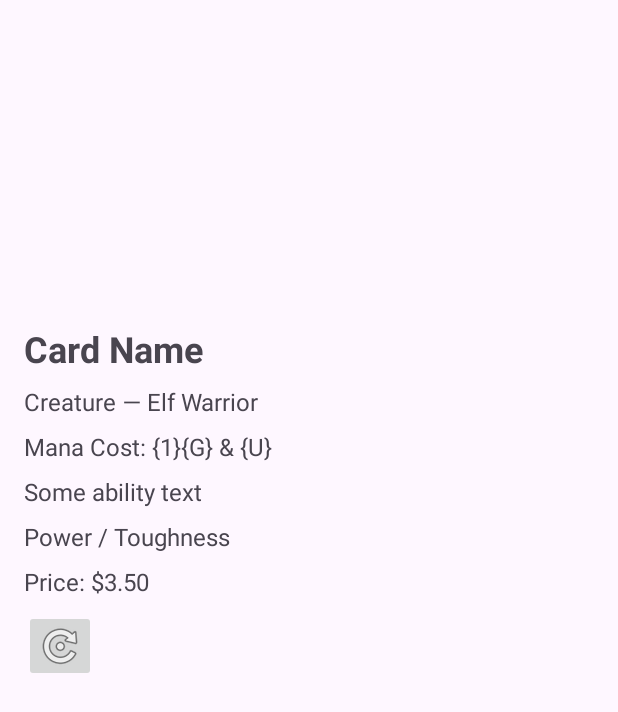
After one commit to Missy-Brace/MTGScan_Java, an Android app: the CardDetailActivity screen opened directly, with no data from a screen before it, on a phone screen of 412 x 824 dp. The commit adds this screen. Shown: the top 712 px of the screen. Run offline under Robolectric (Android 15) with nearby library versions, the phone set to English and light mode, and no system bars; pictures from the network do not load; 1 statement that could not run was skipped.

```diff
--- a/app/build.gradle.kts
+++ b/app/build.gradle.kts
@@ -46,6 +46,8 @@ dependencies {
     implementation("com.squareup.retrofit2:retrofit:2.9.0")
     implementation("com.squareup.retrofit2:converter-gson:2.9.0")
     implementation("com.squareup.okhttp3:logging-interceptor:5.0.0-alpha.3")
+    implementation ("com.github.bumptech.glide:glide:4.16.0")
+    annotationProcessor ("com.github.bumptech.glide:compiler:4.16.0")
 
     implementation(libs.appcompat)
     implementation(libs.material)
--- /dev/null
+++ b/app/src/main/java/com/example/mtg_java/CardDetailActivity.java
@@ -0,0 +1,137 @@
+package com.example.mtg_java;
+
+import android.os.Bundle;
+import android.view.View;
+import android.widget.ImageButton;
+import android.widget.ImageView;
+import android.widget.ProgressBar;
+import android.widget.TextView;
+
+import androidx.appcompat.app.AppCompatActivity;
+
+import com.bumptech.glide.Glide;
+import com.example.mtg_java.api.ApiService;
+import com.example.mtg_java.model.Card;
+import com.example.mtg_java.model.CardFace;
+import com.example.mtg_java.api.ApiClient;
+
+import retrofit2.Call;
+import retrofit2.Callback;
+import retrofit2.Response;
+
+public class CardDetailActivity extends AppCompatActivity {
+
+    ImageView imgCard;
+    TextView txtName, txtType, txtMana, txtText, txtStats, txtPrice;
+    ProgressBar progress;
+    ImageButton btnFlip;
+
+    Card card;
+    int faceIndex = 0;
+
+    @Override
+    protected void onCreate(Bundle savedInstanceState) {
+        super.onCreate(savedInstanceState);
+        setContentView(R.layout.activity_card_detail);
+        if (getSupportActionBar() != null) {
+            getSupportActionBar().setDisplayHomeAsUpEnabled(true);
+            getSupportActionBar().setTitle(""); // Optional: remove title
+        }
+
+        imgCard = findViewById(R.id.imgCard);
+        txtName = findViewById(R.id.txtName);
+        txtType = findViewById(R.id.txtType);
+        txtMana = findViewById(R.id.txtMana);
+        txtText = findViewById(R.id.txtText);
+        txtStats = findViewById(R.id.txtStats);
+        txtPrice = findViewById(R.id.txtPrice);
+        progress = findViewById(R.id.progress);
+        btnFlip = findViewById(R.id.btnFlip);
+
+        String cardId = getIntent().getStringExtra("CARD_ID");
+
+        if (cardId == null) {
+            finish(); // close activity safely if no ID
+            return;
+        }
+
+        loadCard(cardId);
+
+        btnFlip.setOnClickListener(v -> flipCard());
+    }
+
+    private void loadCard(String id) {
+        progress.setVisibility(View.VISIBLE);
+
+        ApiService apiService = ApiClient.getClient().create(ApiService.class);
+
+        apiService.getCardDetail(id).enqueue(new Callback<Card>() {
+            @Override
+            public void onResponse(Call<Card> call, Response<Card> response) {
+                progress.setVisibility(View.GONE);
+                if (response.isSuccessful() && response.body() != null) {
+                    card = response.body();
+                    showCard();
+                }
+            }
+
+            @Override
+            public void onFailure(Call<Card> call, Throwable t) {
+                progress.setVisibility(View.GONE);
+                t.printStackTrace();
+            }
+        });
+    }
+
+    private void showCard() {
+        // Safe null checks for every field
+        txtName.setText(card.getName() != null ? card.getName() : "-");
+        txtType.setText(card.getType() != null ? card.getType() : "-");
+        txtMana.setText(card.getManaCost() != null ? card.getManaCost() : "-");
+        txtText.setText(card.getText() != null ? card.getText() : "-");
+
+        String stats = "";
+        if (card.getPower() != null && card.getToughness() != null) {
+            stats = card.getPower() + " / " + card.getToughness();
+        }
+        txtStats.setText(stats.isEmpty() ? "-" : stats);
+
+        if (card.getCurrentPrice() != null && card.getCurrentPrice().getUsd() != null) {
+            txtPrice.setText("$" + card.getCurrentPrice().getUsd());
+        } else {
+            txtPrice.setText("-");
+        }
+
+        if (card.getImageUrl() != null && !card.getImageUrl().isEmpty()) {
+            Glide.with(this)
+                    .load(card.getImageUrl())
+                    .into(imgCard);
+        }
+
+        btnFlip.setVisibility(card.getFaces() != null && card.getFaces().size() == 2 ? View.VISIBLE : View.GONE);
+    }
+
+    private void flipCard() {
+        if (card.getFaces() == null || card.getFaces().size() != 2) return;
+
+        faceIndex = faceIndex == 0 ? 1 : 0;
+        CardFace face = card.getFaces().get(faceIndex);
+
+        txtName.setText(face.getName() != null ? face.getName() : "-");
+        txtType.setText(face.getType() != null ? face.getType() : "-");
+        txtMana.setText(face.getManaCost() != null ? face.getManaCost() : "-");
+        txtText.setText(face.getText() != null ? face.getText() : "-");
+
+        String stats = "";
+        if (face.getPower() != null && face.getToughness() != null) {
+            stats = face.getPower() + " / " + face.getToughness();
+        }
+        txtStats.setText(stats.isEmpty() ? "-" : stats);
+
+        if (face.getImageUrl() != null && !face.getImageUrl().isEmpty()) {
+            Glide.with(this)
+                    .load(face.getImageUrl())
+                    .into(imgCard);
+        }
+    }
+}
--- a/app/src/main/java/com/example/mtg_java/api/ApiClient.java
+++ b/app/src/main/java/com/example/mtg_java/api/ApiClient.java
@@ -4,8 +4,9 @@ import retrofit2.Retrofit;
 import retrofit2.converter.gson.GsonConverterFactory;
 
 public class ApiClient {
+
     private static Retrofit retrofit = null;
-    private static final String BASE_URL = "https://mtgscan1.onrender.com";
+    private static final String BASE_URL = "https://mtgscan1.onrender.com/";
 
     public static Retrofit getClient() {
         if (retrofit == null) {
--- a/app/src/main/java/com/example/mtg_java/api/CardApi.java
+++ b/app/src/main/java/com/example/mtg_java/api/ApiService.java
@@ -1,16 +1,22 @@
 package com.example.mtg_java.api;
 
+import com.example.mtg_java.model.Card;
 import com.example.mtg_java.model.CardResponse;
-import java.util.List;
+
 import retrofit2.Call;
 import retrofit2.http.GET;
+import retrofit2.http.Path;
 import retrofit2.http.Query;
 
-public interface CardApi {
+public interface ApiService {
+
     @GET("/api/cards")
     Call<CardResponse> getCards(
             @Query("search") String search,
             @Query("page") int page,
             @Query("limit") int limit
     );
+
+    @GET("/api/cards/{id}")
+    Call<Card> getCardDetail(@Path("id") String id);
 }
--- /dev/null
+++ b/app/src/main/res/layout/activity_card_detail.xml
@@ -0,0 +1,84 @@
+<?xml version="1.0" encoding="utf-8"?>
+<ScrollView xmlns:android="http://schemas.android.com/apk/res/android"
+    android:layout_width="match_parent"
+    android:layout_height="match_parent"
+    android:padding="16dp">
+
+    <LinearLayout
+        android:orientation="vertical"
+        android:layout_width="match_parent"
+        android:layout_height="wrap_content">
+
+        <!-- Card Image on top -->
+        <ImageView
+            android:id="@+id/imgCard"
+            android:layout_width="match_parent"
+            android:layout_height="200dp"
+            android:paddingBottom="16dp"
+            android:scaleType="fitCenter" />
+
+        <!-- Card Name -->
+        <TextView
+            android:id="@+id/txtName"
+            android:layout_width="match_parent"
+            android:layout_height="wrap_content"
+            android:text="Card Name"
+            android:textSize="24sp"
+            android:textStyle="bold"
+            android:paddingBottom="8dp"/>
+
+        <TextView
+            android:id="@+id/txtType"
+            android:layout_width="match_parent"
+            android:layout_height="wrap_content"
+            android:text="Creature — Elf Warrior"
+            android:textSize="16sp"
+            android:paddingBottom="8dp"/>
+
+        <TextView
+            android:id="@+id/txtMana"
+            android:layout_width="match_parent"
+            android:layout_height="wrap_content"
+            android:text="Mana Cost: {1}{G} &amp; {U}"
+            android:textSize="16sp"
+            android:paddingBottom="8dp"/>
+
+        <TextView
+            android:id="@+id/txtText"
+            android:layout_width="match_parent"
+            android:layout_height="wrap_content"
+            android:text="Some ability text"
+            android:textSize="16sp"
+            android:paddingBottom="8dp"/>
+
+        <TextView
+            android:id="@+id/txtStats"
+            android:layout_width="match_parent"
+            android:layout_height="wrap_content"
+            android:text="Power / Toughness"
+            android:textSize="16sp"
+            android:paddingBottom="8dp"/>
+
+        <TextView
+            android:id="@+id/txtPrice"
+            android:layout_width="match_parent"
+            android:layout_height="wrap_content"
+            android:text="Price: $3.50"
+            android:textSize="16sp"
+            android:paddingBottom="8dp"/>
+
+        <ImageButton
+            android:id="@+id/btnFlip"
+            android:layout_width="wrap_content"
+            android:layout_height="wrap_content"
+            android:src="@android:drawable/ic_menu_rotate"
+            android:contentDescription="Flip Card"
+            android:padding="8dp"/>
+
+        <ProgressBar
+            android:id="@+id/progress"
+            android:layout_width="wrap_content"
+            android:layout_height="wrap_content"
+            android:visibility="gone"/>
+    </LinearLayout>
+</ScrollView>
--- a/app/src/main/res/layout/fragment_browse.xml
+++ b/app/src/main/res/layout/fragment_browse.xml
@@ -52,4 +52,6 @@
         android:clipToPadding="false"
         android:scrollbars="vertical"/>
 
+
+
 </LinearLayout>
--- a/app/src/main/res/layout/item_card.xml
+++ b/app/src/main/res/layout/item_card.xml
@@ -9,7 +9,7 @@
     android:gravity="center">
 
     <ImageView
-        android:id="@+id/cardImage"
+        android:id="@+id/imgCard"
         android:layout_width="match_parent"
         android:layout_height="150dp"
         android:scaleType="centerCrop"
@@ -17,7 +17,7 @@
         android:contentDescription="Card Image" />
 
     <TextView
-        android:id="@+id/cardName"
+        android:id="@+id/txtName"
         android:layout_width="match_parent"
         android:layout_height="wrap_content"
         android:textColor="@android:color/white"
```
Also changed, not shown: app/src/main/AndroidManifest.xml (+6 -5 lines), app/src/main/java/com/example/mtg_java/BrowseFragment.java (+38 -42 lines), app/src/main/java/com/example/mtg_java/adapter/CardAdapter.java (+27 -23 lines), app/src/main/java/com/example/mtg_java/model/Card.java (+71 -11 lines), app/src/main/java/com/example/mtg_java/model/CardFace.java (added, +32 -0 lines), app/src/main/java/com/example/mtg_java/model/CurrentPrice.java (added, +18 -0 lines).
